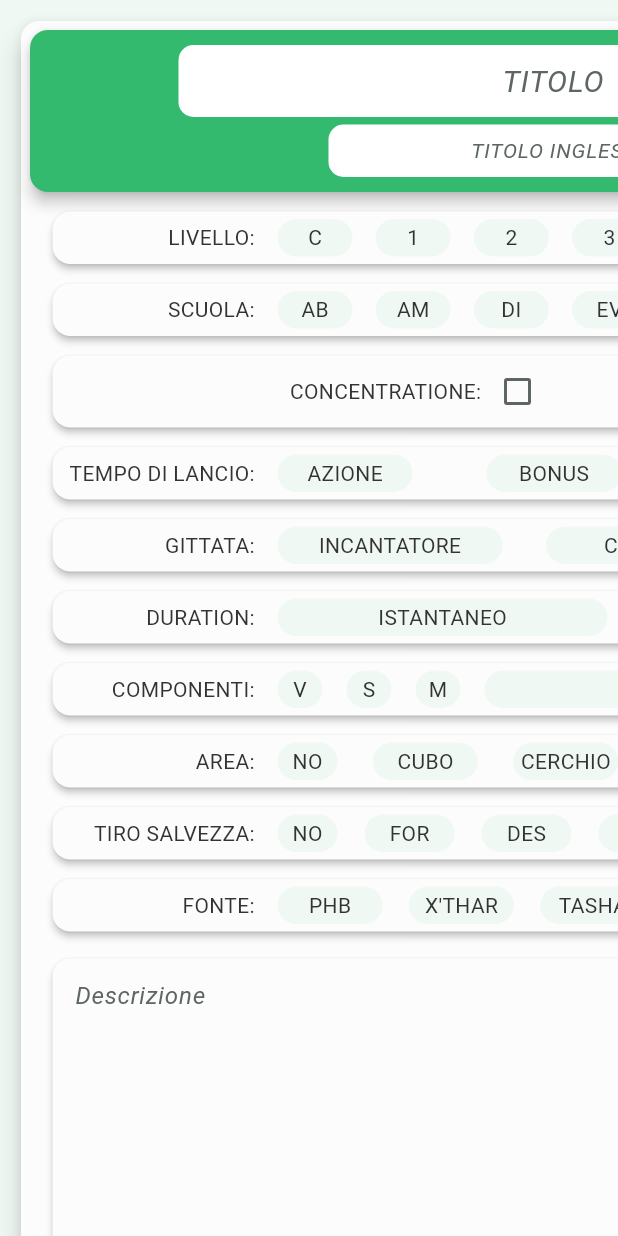
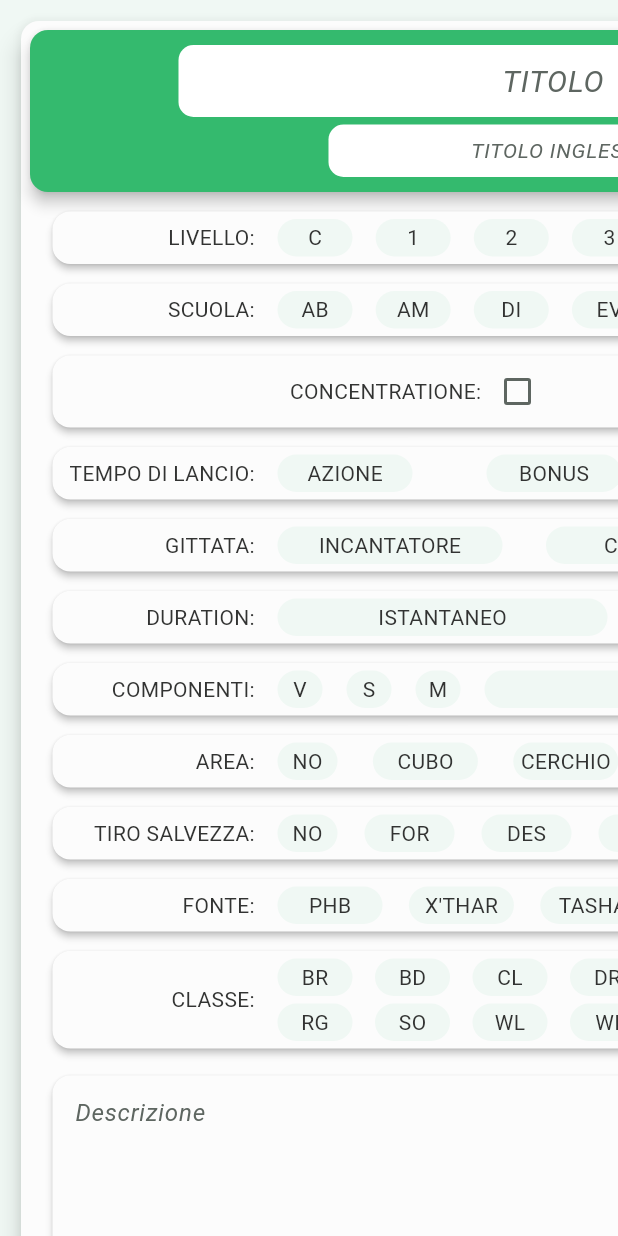
Before and after one commit to rovati/dnd-spell-saver, a Flutter app: the screen it shows after launch, after a tap on "AGGIUNGI INCANTESIMI", on a phone screen of 412 x 824 dp. Run offline on Flutter 3.47's test engine with Material 3 defaults, Android fonts, the phone set to English and light mode, and no system bars; our stand-ins replace csv; missing offline and left inert: file_saver, flutter_dropzone.

Commit message:
add class value and multi select radio

```diff
--- a/dnd_spell_saver/lib/add_spell_screen.dart
+++ b/dnd_spell_saver/lib/add_spell_screen.dart
@@ -4,6 +4,7 @@ import 'package:dnd_spell_saver/util/screen_args.dart';
 import 'package:dnd_spell_saver/util/theme_data.dart';
 import 'package:dnd_spell_saver/value/area_of_effect.dart';
 import 'package:dnd_spell_saver/value/casting_time.dart';
+import 'package:dnd_spell_saver/value/class.dart';
 import 'package:dnd_spell_saver/value/components.dart';
 import 'package:dnd_spell_saver/value/duration.dart';
 import 'package:dnd_spell_saver/value/range.dart';
@@ -11,6 +12,7 @@ import 'package:dnd_spell_saver/value/saving_throw.dart';
 import 'package:dnd_spell_saver/view_spells_screen.dart';
 import 'package:dnd_spell_saver/widget/centered_scrollable.dart';
 import 'package:dnd_spell_saver/widget/multi_choice_radio.dart';
+import 'package:dnd_spell_saver/widget/multi_select_radio.dart';
 import 'package:dnd_spell_saver/widget/simple_radio.dart';
 import 'package:dnd_spell_saver/widget/simple_radio_with_value.dart';
 import 'package:dnd_spell_saver/widget/text_input.dart';
@@ -391,6 +393,16 @@ class _AddSpellPageState extends State<AddSpellPage> {
                             },
                           ),
                         ),
+                        Padding(
+                          padding: const EdgeInsets.only(top: 5),
+                          child: MultiSelectRadio(
+                            title: Class.title,
+                            labels: Class.values,
+                            tileWidth: 50,
+                            selectionCallback: (val) {},
+                            deselectionCallback: (val) {},
+                          ),
+                        ),
                         // corpo
                         Padding(
                           padding: const EdgeInsets.only(top: 10),
--- a/dnd_spell_saver/lib/model/spell.dart
+++ b/dnd_spell_saver/lib/model/spell.dart
@@ -1,4 +1,5 @@
 import 'package:dnd_spell_saver/value/area_of_effect.dart';
+import 'package:dnd_spell_saver/value/class.dart';
 import 'package:dnd_spell_saver/value/components.dart';
 import 'package:dnd_spell_saver/value/level.dart';
 import 'package:dnd_spell_saver/value/saving_throw.dart';
@@ -24,6 +25,7 @@ class Spell {
   AreaOfEffect? aoe;
   String? aoeDim;
   SavingThrow? savingThrow;
+  List<Class> classes = [];
   String body = '';
   String atHigherLevels = '';
 
@@ -45,12 +47,13 @@ class Spell {
     this.aoe,
     this.aoeDim,
     this.savingThrow,
+    this.classes,
     this.body,
     this.atHigherLevels,
   );
 
   static Spell? fromCsvRow(List<dynamic> row) {
-    if (row.length != 17) {
+    if (row.length != 18) {
       return null;
     }
 
@@ -105,11 +108,12 @@ class Spell {
     if (savingThrow == null) {
       return null;
     }
-    String body = row[15];
+    List<Class> classes = Class.fromLabels(row[15]);
+    String body = row[16];
     if (body.isEmpty) {
       return null;
     }
-    String higherLevels = row[16];
+    String higherLevels = row[17];
 
     return Spell.fromVals(
         title,
@@ -127,6 +131,7 @@ class Spell {
         aoe,
         aoeDim,
         savingThrow,
+        classes,
         body,
         higherLevels);
   }
@@ -148,6 +153,7 @@ class Spell {
       aoe,
       aoeDim,
       savingThrow,
+      classes,
       body,
       atHigherLevels
     ];
--- a/dnd_spell_saver/lib/model/spell_list.dart
+++ b/dnd_spell_saver/lib/model/spell_list.dart
@@ -3,6 +3,7 @@ import 'dart:typed_data';
 import 'package:csv/csv.dart';
 import 'package:dnd_spell_saver/model/spell.dart';
 import 'package:dnd_spell_saver/value/area_of_effect.dart';
+import 'package:dnd_spell_saver/value/class.dart';
 import 'package:dnd_spell_saver/value/components.dart';
 import 'package:dnd_spell_saver/value/level.dart';
 import 'package:dnd_spell_saver/value/saving_throw.dart';
@@ -76,6 +77,7 @@ class SpellList {
       AreaOfEffect.none,
       '',
       SavingThrow.none,
+      [Class.barbarian, Class.druid],
       'L\'incantatore tocca una creatura. La distanza coperta dai salti di quella creatura è triplicata finché l\'incantesimo non termina.',
       '',
     );
@@ -95,6 +97,7 @@ class SpellList {
       AreaOfEffect.none,
       '',
       SavingThrow.none,
+      [Class.monk],
       "L'incantesimo cattura parte dell'energia in arrivo, riducendone l'effetto su di te e immagazzinandola per il tuo prossimo attacco in mischia. Hai resistenza al tipo di danno innescante fino all'inizio del tuo prossimo turno (...)",
       'Il danno extra aumenta di 1d6 per ogni livello dello slot sopra il 1°',
     );
@@ -114,6 +117,7 @@ class SpellList {
       AreaOfEffect.none,
       '',
       SavingThrow.dexterity,
+      [Class.paladin],
       "L'incantatore risveglia la percezione della mortalità in una creatura situata entro gittata e che egli sia in grado di vedere. Un costrutto o un non morto è immune a queto effetto.",
       "L'incantatore può bersagliare una creatura aggiuntiva.",
     );
--- /dev/null
+++ b/dnd_spell_saver/lib/value/class.dart
@@ -0,0 +1,36 @@
+enum Class {
+  barbarian('barbaro', 'BR'),
+  bard('bardo', 'BD'),
+  cleric('chierico', 'CL'),
+  druid('druido', 'DR'),
+  fighter('guerriero', 'FI'),
+  monk('monaco', 'MK'),
+  paladin('paladino', 'PA'),
+  ranger('ranger', 'RA'),
+  rogue('ladro', 'RG'),
+  sorcerer('stregone', 'SO'),
+  warlock('warlock', 'WL'),
+  wizard('mago', 'WI');
+
+  const Class(this.label, this.shortHand);
+  final String label;
+  final String shortHand;
+  static const String title = 'CLASSE';
+
+  static List<Class> fromLabels(String labels) {
+    Map<String, Class> map = {for (Class v in values) v.label: v};
+    labels = labels.replaceAll(RegExp(r'\['), '');
+    labels = labels.replaceAll(RegExp(r'\]'), '');
+    List<String> vals = labels.split(',');
+
+    List<Class> classes = [];
+    for (String v in vals) {
+      Class? c = map[v.trim()];
+      if (c != null) classes.add(c);
+    }
+    return classes;
+  }
+
+  @override
+  String toString() => shortHand;
+}
--- /dev/null
+++ b/dnd_spell_saver/lib/widget/multi_select_radio.dart
@@ -0,0 +1,147 @@
+import 'package:dnd_spell_saver/util/theme_data.dart';
+import 'package:flutter/material.dart';
+
+class MultiSelectRadio<T> extends StatefulWidget {
+  final String title;
+  final List<T> labels;
+  final List<T>? initialElems;
+  final double tileWidth;
+  final void Function(T val) selectionCallback;
+  final void Function(T val) deselectionCallback;
+
+  const MultiSelectRadio({
+    super.key,
+    required this.title,
+    required this.labels,
+    this.initialElems,
+    required this.tileWidth,
+    required this.selectionCallback,
+    required this.deselectionCallback,
+  });
+
+  @override
+  State<StatefulWidget> createState() => _MultiSelectRadioState<T>();
+}
+
+class _MultiSelectRadioState<T> extends State<MultiSelectRadio<T>> {
+  late List<T> _selected;
+  T? _hovering;
+
+  Widget _radioTile(T elem, double width) {
+    bool sel = _selected.contains(elem);
+    bool hover = _hovering != null && _hovering == elem;
+
+    return Padding(
+      padding: const EdgeInsets.only(left: 15),
+      child: MouseRegion(
+        hitTestBehavior: HitTestBehavior.translucent,
+        onEnter: (event) {
+          setState(() {
+            _hovering = elem;
+          });
+        },
+        onExit: (event) => (setState(() {
+          _hovering = null;
+        })),
+        child: GestureDetector(
+          onTap: () {
+            setState(() {
+              if (_selected.contains(elem)) {
+                _selected.remove(elem);
+              } else {
+                _selected.add(elem);
+              }
+            });
+            widget.selectionCallback(elem);
+          },
+          child: AnimatedContainer(
+            duration: const Duration(milliseconds: 250),
+            width: elem.toString() == "NO" ? 40 : width,
+            height: 25,
+            decoration: BoxDecoration(
+              color: AppThemeData.containerColor(sel, hover),
+              borderRadius: BorderRadius.circular(20),
+            ),
+            child: Center(
+              child: Text(
+                elem.toString(),
+                style: TextStyle(
+                  color: AppThemeData.textColor(sel, hover),
+                ),
+              ),
+            ),
+          ),
+        ),
+      ),
+    );
+  }
+
+  @override
+  void initState() {
+    super.initState();
+    _selected = widget.initialElems ?? [];
+  }
+
+  // distirbutes elems over multiple rows depending on the tile size and the number of elements to display
+  List<Widget> _rowsBuilder(BoxConstraints constraints) {
+    List<Widget> rows = [];
+    double minGapBetweenTiles = 10;
+    int nbElemsPerRow =
+        (constraints.maxWidth / (widget.tileWidth + minGapBetweenTiles))
+            .floor();
+    int i = 0;
+    while (i < widget.labels.length) {
+      rows.add(nbElemsPerRow + i < widget.labels.length
+          ? Padding(
+              padding: const EdgeInsets.only(bottom: 5),
+              child: Row(
+                mainAxisAlignment: MainAxisAlignment.start,
+                mainAxisSize: MainAxisSize.max,
+                children: widget.labels
+                    .sublist(i, nbElemsPerRow + i)
+                    .map((e) => _radioTile(e, widget.tileWidth))
+                    .toList(),
+              ),
+            )
+          : Row(
+              mainAxisAlignment: MainAxisAlignment.start,
+              children: widget.labels
+                  .sublist(i, widget.labels.length)
+                  .map((e) => _radioTile(e, widget.tileWidth))
+                  .toList()));
+      i += nbElemsPerRow;
+    }
+    return rows;
+  }
+
+  @override
+  Widget build(BuildContext context) {
+    return Card(
+      elevation: 2,
+      child: Padding(
+        padding: const EdgeInsets.symmetric(vertical: 5, horizontal: 10),
+        child: Row(
+          mainAxisAlignment: MainAxisAlignment.start,
+          mainAxisSize: MainAxisSize.max,
+          children: [
+            SizedBox(
+              width: 125,
+              child: Text(
+                '${widget.title}:',
+                textAlign: TextAlign.right,
+              ),
+            ),
+            Expanded(
+              child: LayoutBuilder(
+                  builder: (BuildContext context, BoxConstraints constraints) {
+                return Column(
+                    mainAxisAlignment: MainAxisAlignment.start,
+                    children: _rowsBuilder(constraints));
+              }),
+            ),
+          ],
+        ),
+      ),
+    );
+  }
+}
--- a/dnd_spell_saver/lib/widget/spell_tile.dart
+++ b/dnd_spell_saver/lib/widget/spell_tile.dart
@@ -32,7 +32,7 @@ class _SpellTileState extends State<SpellTile> {
               crossAxisAlignment: CrossAxisAlignment.center,
               children: [
                 Text(
-                  widget.spell.title ?? '-missing title-',
+                  widget.spell.title,
                   style: const TextStyle(fontSize: 24),
                 ),
                 Text(widget.spell.sndTitle),
```
